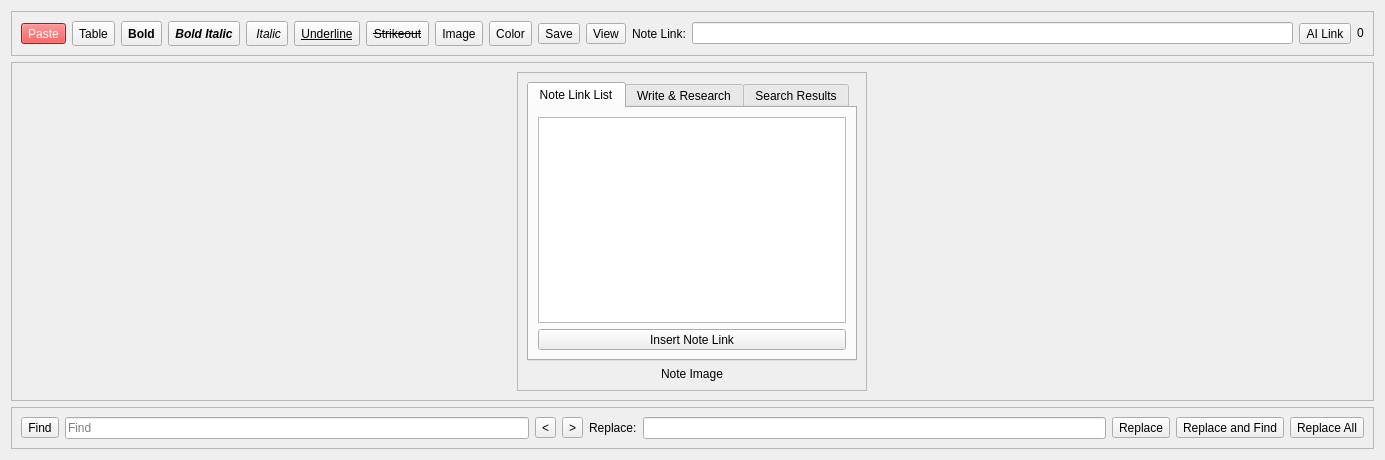
Above: src/Notes/Notes.ui from ic005k/Knot before the change. Below: the same form after it.
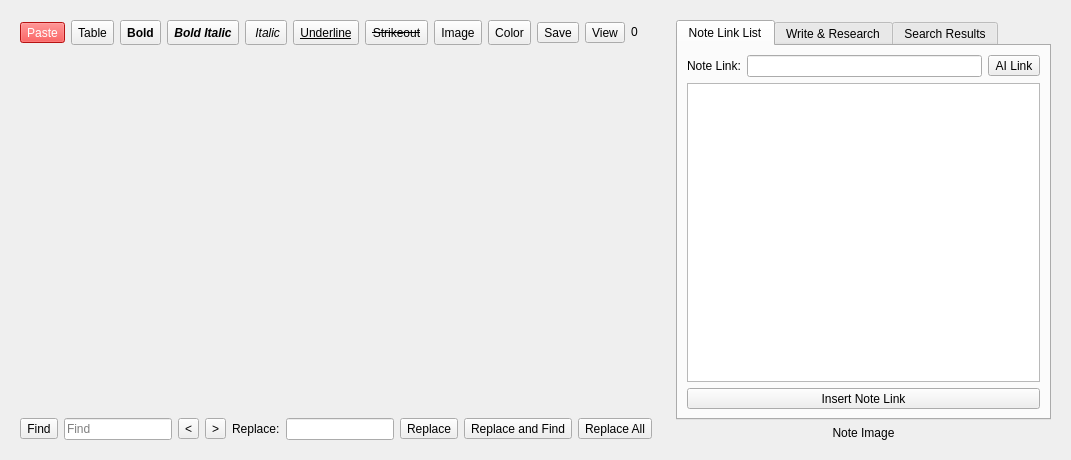
That is the form after the change. The open tabs and pages were chosen to show the change. Icons and pictures are not drawn.

Commit message: Refactored the desktop note editor.

```diff
--- a/src/Notes/Notes.ui
+++ b/src/Notes/Notes.ui
@@ -6,16 +6,38 @@
    <rect>
     <x>0</x>
     <y>0</y>
-    <width>1385</width>
+    <width>1071</width>
     <height>460</height>
    </rect>
   </property>
   <property name="windowTitle">
    <string>Notes</string>
   </property>
-  <layout class="QHBoxLayout" name="horizontalLayout_7">
+  <layout class="QHBoxLayout" name="horizontalLayout">
    <item>
-    <layout class="QVBoxLayout" name="verticalLayout_3">
+    <widget class="QFrame" name="f_Left">
+     <property name="frameShape">
+      <enum>QFrame::Shape::NoFrame</enum>
+     </property>
+     <property name="frameShadow">
+      <enum>QFrame::Shadow::Raised</enum>
+     </property>
+     <property name="lineWidth">
+      <number>0</number>
+     </property>
+     <layout class="QVBoxLayout" name="verticalLayout_8">
+      <property name="leftMargin">
+       <number>0</number>
+      </property>
+      <property name="topMargin">
+       <number>0</number>
+      </property>
+      <property name="rightMargin">
+       <number>0</number>
+      </property>
+      <property name="bottomMargin">
+       <number>0</number>
+      </property>
      <item>
       <widget class="QFrame" name="f_ToolBar">
        <property name="sizePolicy">
@@ -34,7 +56,7 @@
         <string notr="true">/*background-color: rgb(222, 222, 222);*/</string>
        </property>
        <property name="frameShape">
-        <enum>QFrame::Shape::StyledPanel</enum>
+         <enum>QFrame::Shape::NoFrame</enum>
        </property>
        <property name="frameShadow">
         <enum>QFrame::Shadow::Raised</enum>
@@ -167,16 +189,6 @@
             </property>
            </widget>
           </item>
-          <item row="1" column="12">
-           <widget class="QLineEdit" name="editNoteLink">
-            <property name="minimumSize">
-             <size>
-              <width>150</width>
-              <height>0</height>
-             </size>
-            </property>
-           </widget>
-          </item>
           <item row="1" column="2">
            <widget class="QToolButton" name="btnS5">
             <property name="sizePolicy">
@@ -453,13 +465,6 @@
             </property>
            </widget>
           </item>
-          <item row="1" column="11">
-           <widget class="QLabel" name="lblNoteLink">
-            <property name="text">
-             <string>Note Link:</string>
-            </property>
-           </widget>
-          </item>
           <item row="1" column="5">
            <widget class="QToolButton" name="btnS3">
             <property name="sizePolicy">
@@ -503,13 +508,6 @@
             </property>
            </widget>
           </item>
-          <item row="1" column="13">
-           <widget class="QToolButton" name="btnAILink">
-            <property name="text">
-             <string>AI Link</string>
-            </property>
-           </widget>
-          </item>
          </layout>
         </item>
        </layout>
@@ -533,24 +531,198 @@
         <string notr="true">/*background-color: rgb(255, 255, 255);*/</string>
        </property>
        <property name="frameShape">
-        <enum>QFrame::Shape::StyledPanel</enum>
+         <enum>QFrame::Shape::NoFrame</enum>
        </property>
        <property name="frameShadow">
         <enum>QFrame::Shadow::Raised</enum>
        </property>
-       <layout class="QHBoxLayout" name="horizontalLayout_2">
+        <layout class="QVBoxLayout" name="verticalLayout_10">
         <item>
-         <layout class="QHBoxLayout" name="horizontalLayout">
+          <layout class="QVBoxLayout" name="verticalLayout_9"/>
+         </item>
+        </layout>
+       </widget>
+      </item>
+      <item>
+       <widget class="QFrame" name="f_Find">
+        <property name="sizePolicy">
+         <sizepolicy hsizetype="Preferred" vsizetype="Fixed">
+          <horstretch>0</horstretch>
+          <verstretch>0</verstretch>
+         </sizepolicy>
+        </property>
+        <property name="maximumSize">
+         <size>
+          <width>16777215</width>
+          <height>16777215</height>
+         </size>
+        </property>
+        <property name="frameShape">
+         <enum>QFrame::Shape::NoFrame</enum>
+        </property>
+        <property name="frameShadow">
+         <enum>QFrame::Shadow::Raised</enum>
+        </property>
+        <layout class="QHBoxLayout" name="horizontalLayout_3">
+         <item>
+          <widget class="QToolButton" name="btnFind">
+           <property name="minimumSize">
+            <size>
+             <width>0</width>
+             <height>0</height>
+            </size>
+           </property>
+           <property name="maximumSize">
+            <size>
+             <width>16777215</width>
+             <height>16777215</height>
+            </size>
+           </property>
+           <property name="text">
+            <string>Find</string>
+           </property>
+          </widget>
+         </item>
+         <item>
+          <widget class="QLineEdit" name="editFind">
+           <property name="minimumSize">
+            <size>
+             <width>0</width>
+             <height>0</height>
+            </size>
+           </property>
+           <property name="maximumSize">
+            <size>
+             <width>16777215</width>
+             <height>16777215</height>
+            </size>
+           </property>
+           <property name="placeholderText">
+            <string>Find</string>
+           </property>
+           <property name="clearButtonEnabled">
+            <bool>false</bool>
+           </property>
+          </widget>
+         </item>
+         <item>
+          <widget class="QToolButton" name="btnPrev">
+           <property name="minimumSize">
+            <size>
+             <width>0</width>
+             <height>0</height>
+            </size>
+           </property>
+           <property name="maximumSize">
+            <size>
+             <width>16777215</width>
+             <height>16777215</height>
+            </size>
+           </property>
+           <property name="text">
+            <string>&lt;</string>
+           </property>
+           <property name="shortcut">
+            <string>Shift+Return</string>
+           </property>
+          </widget>
+         </item>
+         <item>
+          <widget class="QToolButton" name="btnNext">
+           <property name="minimumSize">
+            <size>
+             <width>0</width>
+             <height>0</height>
+            </size>
+           </property>
+           <property name="maximumSize">
+            <size>
+             <width>16777215</width>
+             <height>16777215</height>
+            </size>
+           </property>
+           <property name="text">
+            <string>&gt;</string>
+           </property>
+          </widget>
+         </item>
+         <item>
+          <widget class="QLabel" name="lblReplace">
+           <property name="text">
+            <string>Replace:</string>
+           </property>
+          </widget>
+         </item>
+         <item>
+          <widget class="QLineEdit" name="editReplace"/>
+         </item>
+         <item>
+          <widget class="QToolButton" name="btnReplace">
+           <property name="text">
+            <string>Replace</string>
+           </property>
+          </widget>
+         </item>
+         <item>
+          <widget class="QToolButton" name="btnFindReplace">
+           <property name="text">
+            <string>Replace and Find</string>
+           </property>
+          </widget>
+         </item>
+         <item>
+          <widget class="QToolButton" name="btnReplaceAll">
+           <property name="text">
+            <string>Replace All</string>
+           </property>
+          </widget>
+         </item>
+        </layout>
+       </widget>
+      </item>
+     </layout>
+    </widget>
+   </item>
+   <item>
+    <widget class="QFrame" name="f_Right">
+     <property name="maximumSize">
+      <size>
+       <width>400</width>
+       <height>16777215</height>
+      </size>
+     </property>
+     <property name="frameShape">
+      <enum>QFrame::Shape::NoFrame</enum>
+     </property>
+     <property name="frameShadow">
+      <enum>QFrame::Shadow::Raised</enum>
+     </property>
+     <property name="lineWidth">
+      <number>0</number>
+     </property>
+     <layout class="QVBoxLayout" name="verticalLayout_3">
+      <property name="leftMargin">
+       <number>0</number>
+      </property>
+      <property name="topMargin">
+       <number>0</number>
+      </property>
+      <property name="rightMargin">
+       <number>0</number>
+      </property>
+      <property name="bottomMargin">
+       <number>0</number>
+      </property>
           <item>
            <widget class="QFrame" name="f_NoteLink">
             <property name="maximumSize">
              <size>
-              <width>350</width>
+          <width>16777215</width>
               <height>16777215</height>
              </size>
             </property>
             <property name="frameShape">
-             <enum>QFrame::Shape::StyledPanel</enum>
+         <enum>QFrame::Shape::NoFrame</enum>
             </property>
             <property name="frameShadow">
              <enum>QFrame::Shadow::Raised</enum>
@@ -558,6 +730,12 @@
             <layout class="QVBoxLayout" name="verticalLayout_2">
              <item>
               <widget class="QTabWidget" name="tabAI">
+           <property name="minimumSize">
+            <size>
+             <width>350</width>
+             <height>0</height>
+            </size>
+           </property>
                <property name="currentIndex">
                 <number>1</number>
                </property>
@@ -566,6 +744,34 @@
                  <string>Note Link List</string>
                 </attribute>
                 <layout class="QVBoxLayout" name="verticalLayout_4">
+             <item>
+              <layout class="QHBoxLayout" name="horizontalLayout_2">
+               <item>
+                <widget class="QLabel" name="lblNoteLink">
+                 <property name="text">
+                  <string>Note Link:</string>
+                 </property>
+                </widget>
+               </item>
+               <item>
+                <widget class="QLineEdit" name="editNoteLink">
+                 <property name="minimumSize">
+                  <size>
+                   <width>150</width>
+                   <height>0</height>
+                  </size>
+                 </property>
+                </widget>
+               </item>
+               <item>
+                <widget class="QToolButton" name="btnAILink">
+                 <property name="text">
+                  <string>AI Link</string>
+                 </property>
+                </widget>
+               </item>
+              </layout>
+             </item>
                  <item>
                   <widget class="QListWidget" name="listNoteLink"/>
                  </item>
@@ -687,148 +893,7 @@
            </widget>
           </item>
          </layout>
-        </item>
-       </layout>
-      </widget>
-     </item>
-     <item>
-      <widget class="QFrame" name="f_Find">
-       <property name="sizePolicy">
-        <sizepolicy hsizetype="Preferred" vsizetype="Fixed">
-         <horstretch>0</horstretch>
-         <verstretch>0</verstretch>
-        </sizepolicy>
-       </property>
-       <property name="maximumSize">
-        <size>
-         <width>16777215</width>
-         <height>16777215</height>
-        </size>
-       </property>
-       <property name="frameShape">
-        <enum>QFrame::Shape::StyledPanel</enum>
-       </property>
-       <property name="frameShadow">
-        <enum>QFrame::Shadow::Raised</enum>
-       </property>
-       <layout class="QHBoxLayout" name="horizontalLayout_3">
-        <item>
-         <widget class="QToolButton" name="btnFind">
-          <property name="minimumSize">
-           <size>
-            <width>0</width>
-            <height>0</height>
-           </size>
-          </property>
-          <property name="maximumSize">
-           <size>
-            <width>16777215</width>
-            <height>16777215</height>
-           </size>
-          </property>
-          <property name="text">
-           <string>Find</string>
-          </property>
-         </widget>
-        </item>
-        <item>
-         <widget class="QLineEdit" name="editFind">
-          <property name="minimumSize">
-           <size>
-            <width>0</width>
-            <height>0</height>
-           </size>
-          </property>
-          <property name="maximumSize">
-           <size>
-            <width>16777215</width>
-            <height>16777215</height>
-           </size>
-          </property>
-          <property name="placeholderText">
-           <string>Find</string>
-          </property>
-          <property name="clearButtonEnabled">
-           <bool>false</bool>
-          </property>
-         </widget>
-        </item>
-        <item>
-         <widget class="QToolButton" name="btnPrev">
-          <property name="minimumSize">
-           <size>
-            <width>0</width>
-            <height>0</height>
-           </size>
-          </property>
-          <property name="maximumSize">
-           <size>
-            <width>16777215</width>
-            <height>16777215</height>
-           </size>
-          </property>
-          <property name="text">
-           <string>&lt;</string>
-          </property>
-          <property name="shortcut">
-           <string>Shift+Return</string>
-          </property>
-         </widget>
-        </item>
-        <item>
-         <widget class="QToolButton" name="btnNext">
-          <property name="minimumSize">
-           <size>
-            <width>0</width>
-            <height>0</height>
-           </size>
-          </property>
-          <property name="maximumSize">
-           <size>
-            <width>16777215</width>
-            <height>16777215</height>
-           </size>
-          </property>
-          <property name="text">
-           <string>&gt;</string>
-          </property>
-         </widget>
-        </item>
-        <item>
-         <widget class="QLabel" name="lblReplace">
-          <property name="text">
-           <string>Replace:</string>
-          </property>
-         </widget>
-        </item>
-        <item>
-         <widget class="QLineEdit" name="editReplace"/>
-        </item>
-        <item>
-         <widget class="QToolButton" name="btnReplace">
-          <property name="text">
-           <string>Replace</string>
-          </property>
-         </widget>
-        </item>
-        <item>
-         <widget class="QToolButton" name="btnFindReplace">
-          <property name="text">
-           <string>Replace and Find</string>
-          </property>
-         </widget>
-        </item>
-        <item>
-         <widget class="QToolButton" name="btnReplaceAll">
-          <property name="text">
-           <string>Replace All</string>
-          </property>
-         </widget>
-        </item>
-       </layout>
-      </widget>
-     </item>
-    </layout>
+    </widget>
    </item>
   </layout>
  </widget>
```
Left out of the diff: 2 changed lines with no effect on the pictures. Lines whose indentation alone changed are shown as unchanged. The commit also changes 12 other files.
